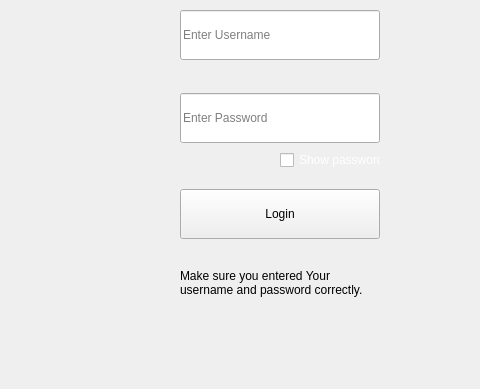
Before: the Qt Designer form login.ui in Porcupine1/School_Library_System, drawn with Qt 5; both pictures show x 198 to 678 and y 111 to 500 of the 678 by 500 pixel window.
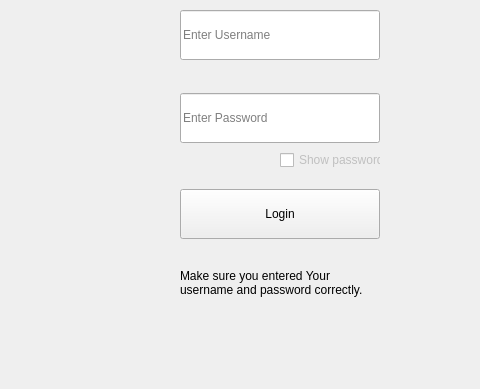
After: the same form once the commit is applied. Icons and pictures are not drawn.

What changed in the file:
```diff
--- a/login.ui
+++ b/login.ui
@@ -259,9 +259,9 @@
        <colorrole role="WindowText">
         <brush brushstyle="SolidPattern">
          <color alpha="255">
-          <red>255</red>
-          <green>255</green>
-          <blue>255</blue>
+          <red>192</red>
+          <green>192</green>
+          <blue>192</blue>
          </color>
         </brush>
        </colorrole>
@@ -270,9 +270,9 @@
        <colorrole role="WindowText">
         <brush brushstyle="SolidPattern">
          <color alpha="255">
-          <red>255</red>
-          <green>255</green>
-          <blue>255</blue>
+          <red>192</red>
+          <green>192</green>
+          <blue>192</blue>
          </color>
         </brush>
        </colorrole>
```
